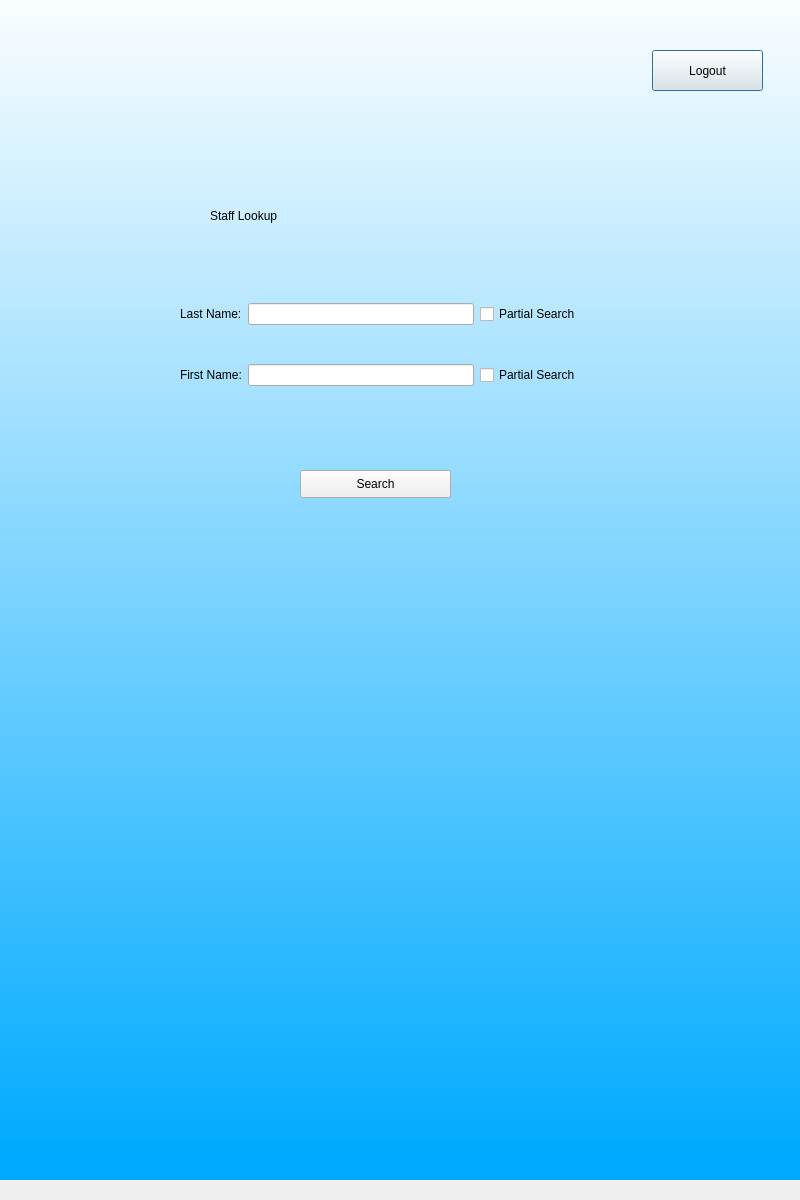
Before: the Qt Designer form stafflookup.ui in AlexHarbaugh1/CS499, drawn with Qt 5.
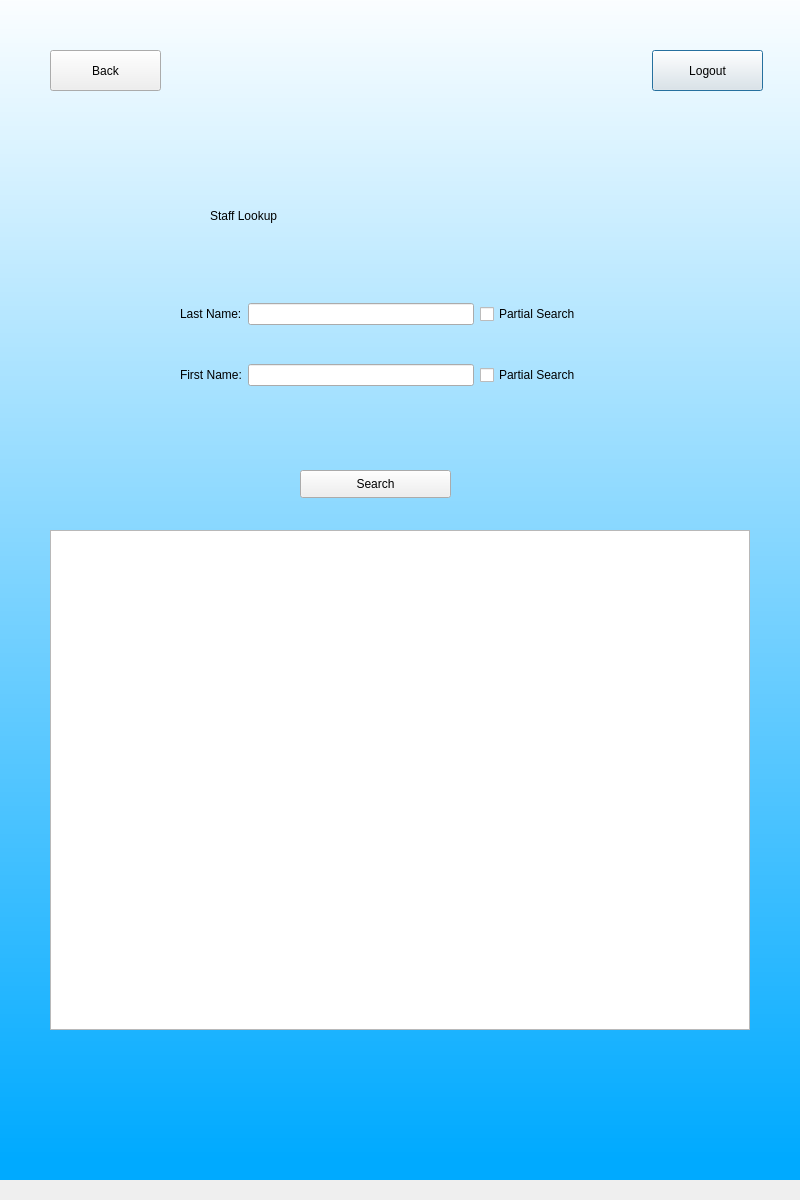
After: the same form once the commit is applied.

Diff of the .ui file:
```diff
--- a/stafflookup.ui
+++ b/stafflookup.ui
@@ -55,6 +55,19 @@
      <string>Logout</string>
     </property>
    </widget>
+   <widget class="QPushButton" name="backButton">
+    <property name="geometry">
+     <rect>
+      <x>50</x>
+      <y>70</y>
+      <width>111</width>
+      <height>41</height>
+     </rect>
+    </property>
+    <property name="text">
+     <string>Back</string>
+    </property>
+   </widget>
    <widget class="QPushButton" name="search">
     <property name="geometry">
      <rect>
@@ -137,6 +150,16 @@
      </item>
     </layout>
    </widget>
+   <widget class="QTableWidget" name="resultsTable">
+    <property name="geometry">
+     <rect>
+      <x>50</x>
+      <y>550</y>
+      <width>700</width>
+      <height>500</height>
+     </rect>
+    </property>
+   </widget>
   </widget>
  </widget>
  <resources/>
```
Left out of the diff: 9 changed lines with no effect on the pictures.
